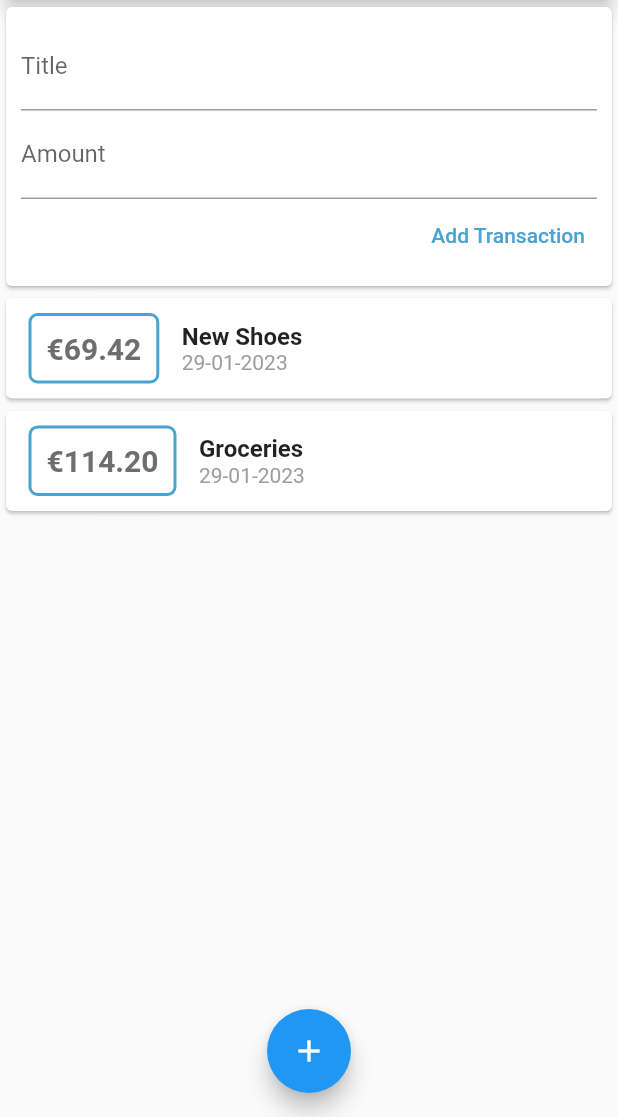
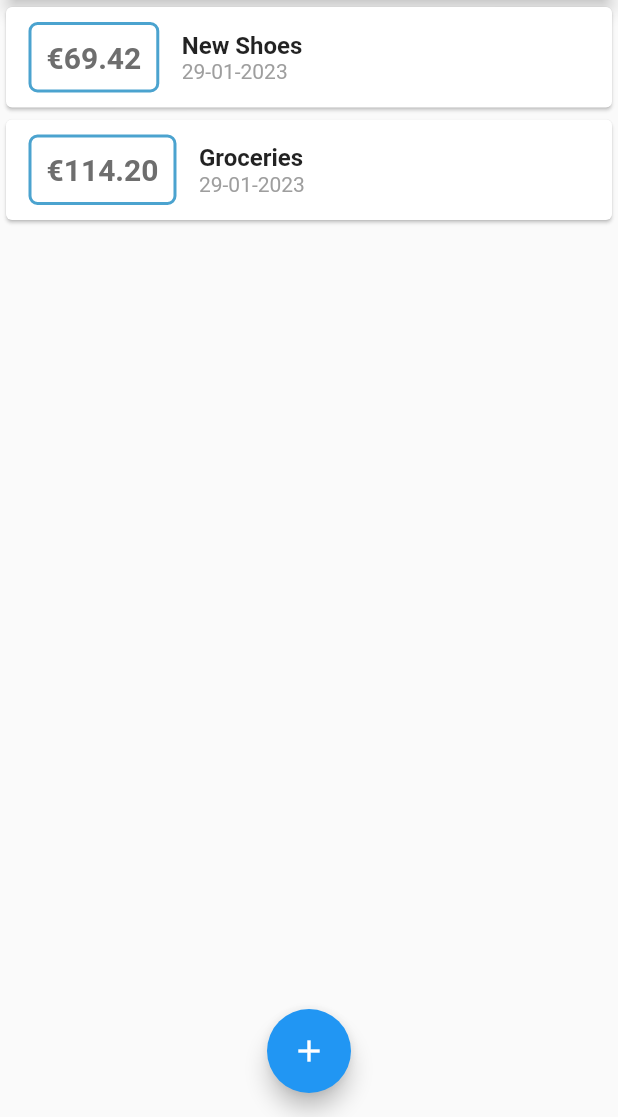
Before and after one commit to j-dolenc/Flutter, a Flutter app: the screen it shows after launch, on a phone screen of 412 x 824 dp, the part 119-1236 px from its top. Run offline on Flutter 3.47's test engine with Material 2 defaults, Android fonts, the phone set to English and light mode, and no system bars; missing offline and left inert: dart:ffi.

```diff
--- a/expense_planner/lib/main.dart
+++ b/expense_planner/lib/main.dart
@@ -1,5 +1,8 @@
 import 'package:flutter/material.dart';
-import './widgets/user_transactions.dart';
+
+import './widgets/new_transaction.dart';
+import './models/transaction.dart';
+import './widgets/transaction_list.dart';
 
 void main() => runApp(MyApp());
 
@@ -13,11 +16,48 @@ class MyApp extends StatelessWidget {
   }
 }
 
-class MyHomePage extends StatelessWidget {
+class MyHomePage extends StatefulWidget {
+  @override
+  State<MyHomePage> createState() => _MyHomePageState();
+}
+
+class _MyHomePageState extends State<MyHomePage> {
   //String titleInput;
-  //String amountInput;
-  final titleController = TextEditingController();
-  final amountController = TextEditingController();
+
+  void _startAddTs(BuildContext context) {
+    showModalBottomSheet(
+        context: context,
+        builder: (_) {
+          return NewTransaction(_addNewTransaction);
+        });
+  }
+
+  final List<Transaction> _transactions = [
+    Transaction(
+      id: 't1',
+      title: 'New Shoes',
+      amount: 69.42,
+      date: DateTime.now(),
+    ),
+    Transaction(
+      id: 't2',
+      title: 'Groceries',
+      amount: 114.20,
+      date: DateTime.now(),
+    ),
+  ];
+
+  void _addNewTransaction(String title, double amount) {
+    final newTs = Transaction(
+      id: DateTime.now().toString(),
+      title: title,
+      amount: amount,
+      date: DateTime.now(),
+    );
+    setState(() {
+      _transactions.add(newTs);
+    });
+  }
 
   @override
   Widget build(BuildContext context) {
@@ -26,7 +66,7 @@ class MyHomePage extends StatelessWidget {
         title: Text('Flutter App'),
         actions: [
           IconButton(
-            onPressed: () {},
+            onPressed: () => _startAddTs(context),
             icon: Icon(Icons.add),
           )
         ],
@@ -44,14 +84,14 @@ class MyHomePage extends StatelessWidget {
               ),
               width: double.infinity,
             ),
-            UserTransactions(),
+            TransactionList(_transactions),
           ],
         ),
       ),
       floatingActionButtonLocation: FloatingActionButtonLocation.centerFloat,
       floatingActionButton: FloatingActionButton(
         child: Icon(Icons.add),
-        onPressed: () {},
+        onPressed: () => _startAddTs(context),
       ),
     );
   }
--- a/expense_planner/lib/widgets/user_transactions.dart
+++ /dev/null
@@ -1,50 +0,0 @@
-import 'package:flutter/material.dart';
-import '../models/transaction.dart';
-
-import './new_transaction.dart';
-import './transaction_list.dart';
-
-class UserTransactions extends StatefulWidget {
-  @override
-  State<UserTransactions> createState() => _UserTransactionsState();
-}
-
-class _UserTransactionsState extends State<UserTransactions> {
-  final List<Transaction> _transactions = [
-    Transaction(
-      id: 't1',
-      title: 'New Shoes',
-      amount: 69.42,
-      date: DateTime.now(),
-    ),
-    Transaction(
-      id: 't2',
-      title: 'Groceries',
-      amount: 114.20,
-      date: DateTime.now(),
-    ),
-  ];
-
-  void _addNewTransaction(String title, double amount) {
-    final newTs = Transaction(
-      id: DateTime.now().toString(),
-      title: title,
-      amount: amount,
-      date: DateTime.now(),
-    );
-
-    setState(() {
-      _transactions.add(newTs);
-    });
-  }
-
-  @override
-  Widget build(BuildContext context) {
-    return Column(
-      children: [
-        NewTransaction(_addNewTransaction),
-        TransactionList(_transactions),
-      ],
-    );
-  }
-}
```
